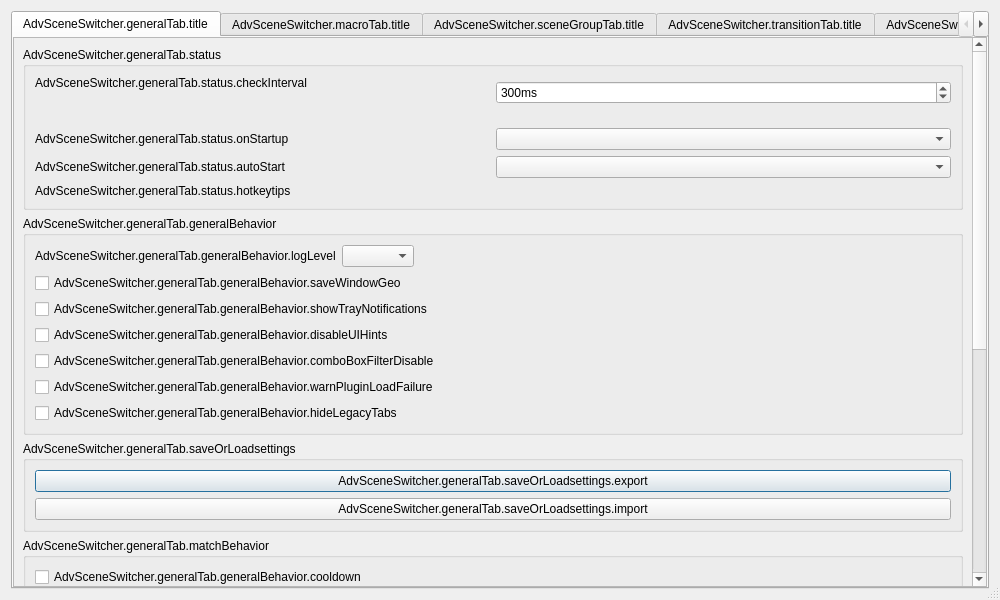
Qt form forms/advanced-scene-switcher.ui (WarmUpTill/SceneSwitcher) before a commit.
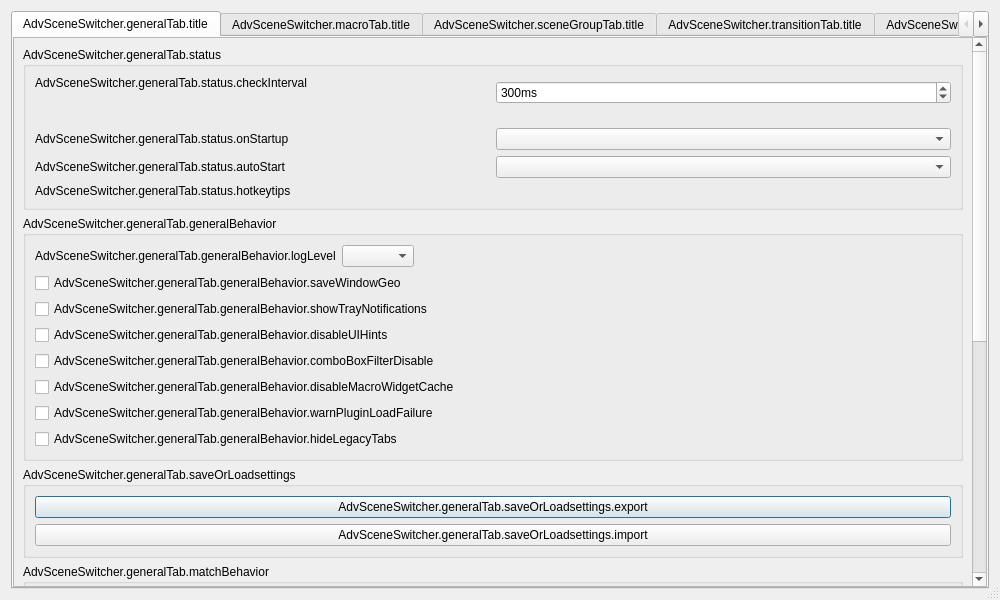
The same form after that commit. The open tabs and pages were chosen to show the change. Icons and pictures are not drawn. Custom widgets are drawn as their Qt base class.

Commit message: Add option to disable widget caching

What changed in the file:
```diff
--- a/forms/advanced-scene-switcher.ui
+++ b/forms/advanced-scene-switcher.ui
@@ -295,6 +295,17 @@
                     </item>
                    </layout>
                   </item>
+                  <item>
+                   <layout class="QHBoxLayout" name="horizontalLayout_12">
+                    <item>
+                     <widget class="QCheckBox" name="disableMacroWidgetCache">
+                      <property name="text">
+                       <string>AdvSceneSwitcher.generalTab.generalBehavior.disableMacroWidgetCache</string>
+                      </property>
+                     </widget>
+                    </item>
+                   </layout>
+                  </item>
                   <item>
                    <layout class="QHBoxLayout" name="horizontalLayout_26">
                     <item>
```
Left out of the diff: 3 changed lines with no effect on the pictures. The commit also changes 6 other files.
